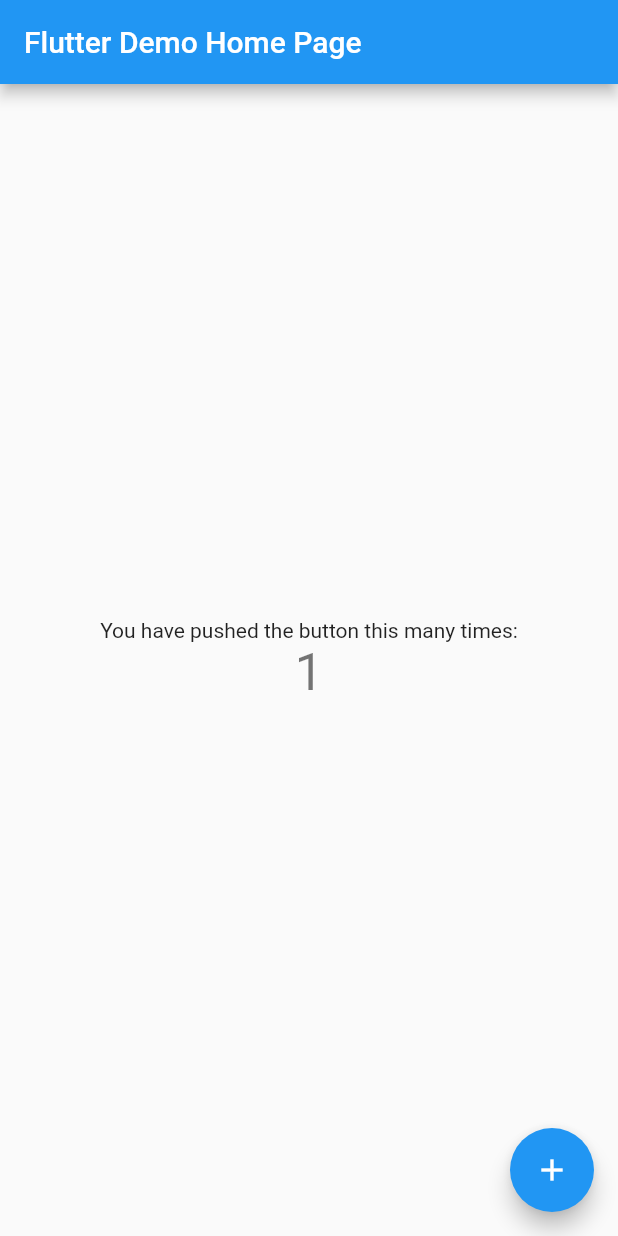
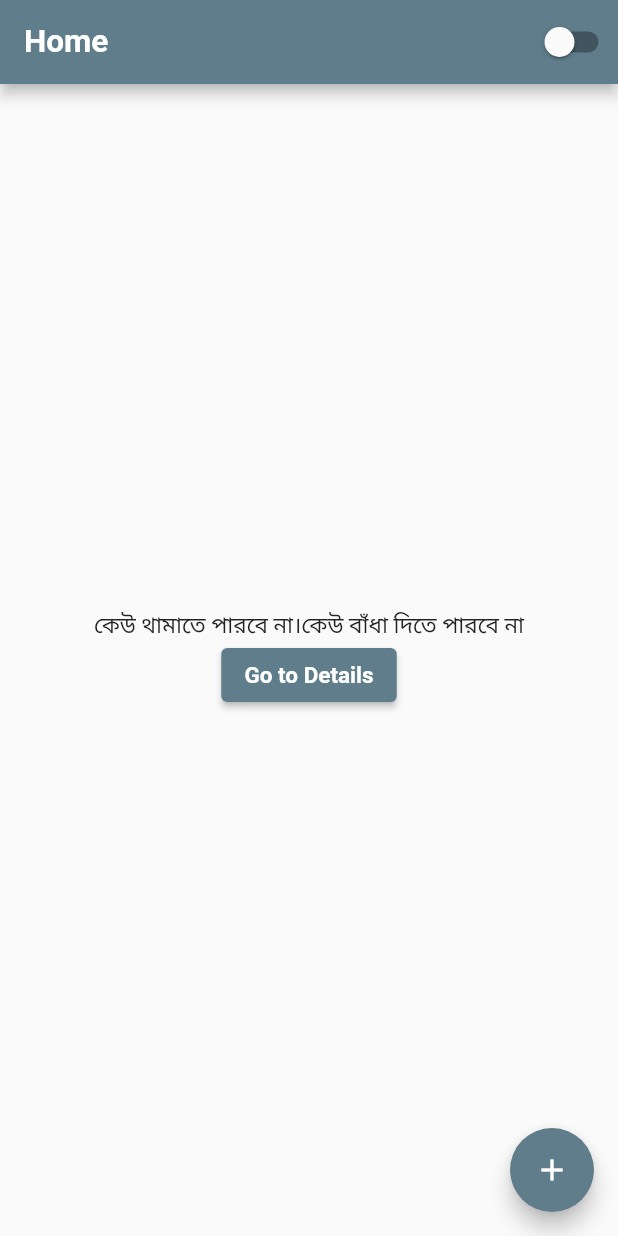
Before and after one commit to abir-1621/mess_manager, a Flutter app: the screen it shows after launch, after a tap on the "add" icon, on a phone screen of 412 x 824 dp. Run offline on Flutter 3.47's test engine with Material 2 defaults, Android fonts, the phone set to English and light mode, and no system bars; our stand-ins replace easy_localization, go_router; generated files the repository leaves out were written again.

```diff
--- /dev/null
+++ b/assets/translations/bn-BD.json
@@ -0,0 +1,3 @@
+{
+  "homepage_body_txt": "কেউ থামাতে পারবে না।কেউ বাঁধা দিতে পারবে না"
+}
--- /dev/null
+++ b/assets/translations/en-US.json
@@ -0,0 +1,4 @@
+{
+  "homepage_body_txt": "This is a beginning of a new era!! nothing can stop us"
+
+}
--- a/lib/main.dart
+++ b/lib/main.dart
@@ -1,115 +1,53 @@
+import 'package:easy_localization/easy_localization.dart';
 import 'package:flutter/material.dart';
+import 'package:go_router/go_router.dart';
+import 'package:mess_manager/res/localization/localization_value.dart';
+import 'package:mess_manager/res/theme/theme_manager.dart';
+import 'package:mess_manager/res/theme/theme_type.dart';
 
-void main() {
-  runApp(const MyApp());
+import 'package:mess_manager/utils/router.dart';
+import 'package:provider/provider.dart';
+
+void main() async {
+  WidgetsFlutterBinding.ensureInitialized();
+  await EasyLocalization.ensureInitialized();
+  runApp(
+    EasyLocalization(
+      supportedLocales: LocalizationProvider().supportedLang,
+      path: "assets/translations",
+      saveLocale: true,
+      fallbackLocale: const Locale('en', 'US'),
+      useFallbackTranslations: true,
+      child: MultiProvider(
+        providers: [
+          ChangeNotifierProvider(
+            create: (context) => ThemeManager(),
+          ),
+          ChangeNotifierProvider(
+            create: (context) => LocalizationProvider(),
+          )
+        ],
+        child: MyApp(),
+      ),
+    ),
+  );
 }
 
 class MyApp extends StatelessWidget {
-  const MyApp({Key? key}) : super(key: key);
+  MyApp({Key? key}) : super(key: key);
 
   // This widget is the root of your application.
   @override
   Widget build(BuildContext context) {
-    return MaterialApp(
+    return MaterialApp.router(
+      localizationsDelegates: context.localizationDelegates,
+      supportedLocales: context.supportedLocales,
+      locale: context.locale,
       title: 'Flutter Demo',
-      theme: ThemeData(
-        // This is the theme of your application.
-        //
-        // Try running your application with "flutter run". You'll see the
-        // application has a blue toolbar. Then, without quitting the app, try
-        // changing the primarySwatch below to Colors.green and then invoke
-        // "hot reload" (press "r" in the console where you ran "flutter run",
-        // or simply save your changes to "hot reload" in a Flutter IDE).
-        // Notice that the counter didn't reset back to zero; the application
-        // is not restarted.
-        primarySwatch: Colors.blue,
-      ),
-      home: const MyHomePage(title: 'Flutter Demo Home Page'),
+      theme: lightTheme,
+      darkTheme: darkTheme,
+      themeMode: context.watch<ThemeManager>().themeMode,
+      routerConfig: routerConfig,
     );
   }
 }
-
-class MyHomePage extends StatefulWidget {
-  const MyHomePage({Key? key, required this.title}) : super(key: key);
-
-  // This widget is the home page of your application. It is stateful, meaning
-  // that it has a State object (defined below) that contains fields that affect
-  // how it looks.
-
-  // This class is the configuration for the state. It holds the values (in this
-  // case the title) provided by the parent (in this case the App widget) and
-  // used by the build method of the State. Fields in a Widget subclass are
-  // always marked "final".
-
-  final String title;
-
-  @override
-  State<MyHomePage> createState() => _MyHomePageState();
-}
-
-class _MyHomePageState extends State<MyHomePage> {
-  int _counter = 0;
-
-  void _incrementCounter() {
-    setState(() {
-      // This call to setState tells the Flutter framework that something has
-      // changed in this State, which causes it to rerun the build method below
-      // so that the display can reflect the updated values. If we changed
-      // _counter without calling setState(), then the build method would not be
-      // called again, and so nothing would appear to happen.
-      _counter++;
-    });
-  }
-
-  @override
-  Widget build(BuildContext context) {
-    // This method is rerun every time setState is called, for instance as done
-    // by the _incrementCounter method above.
-    //
-    // The Flutter framework has been optimized to make rerunning build methods
-    // fast, so that you can just rebuild anything that needs updating rather
-    // than having to individually change instances of widgets.
-    return Scaffold(
-      appBar: AppBar(
-        // Here we take the value from the MyHomePage object that was created by
-        // the App.build method, and use it to set our appbar title.
-        title: Text(widget.title),
-      ),
-      body: Center(
-        // Center is a layout widget. It takes a single child and positions it
-        // in the middle of the parent.
-        child: Column(
-          // Column is also a layout widget. It takes a list of children and
-          // arranges them vertically. By default, it sizes itself to fit its
-          // children horizontally, and tries to be as tall as its parent.
-          //
-          // Invoke "debug painting" (press "p" in the console, choose the
-          // "Toggle Debug Paint" action from the Flutter Inspector in Android
-          // Studio, or the "Toggle Debug Paint" command in Visual Studio Code)
-          // to see the wireframe for each widget.
-          //
-          // Column has various properties to control how it sizes itself and
-          // how it positions its children. Here we use mainAxisAlignment to
-          // center the children vertically; the main axis here is the vertical
-          // axis because Columns are vertical (the cross axis would be
-          // horizontal).
-          mainAxisAlignment: MainAxisAlignment.center,
-          children: <Widget>[
-            const Text(
-              'You have pushed the button this many times:',
-            ),
-            Text(
-              '$_counter',
-              style: Theme.of(context).textTheme.headline4,
-            ),
-          ],
-        ),
-      ),
-      floatingActionButton: FloatingActionButton(
-        onPressed: _incrementCounter,
-        tooltip: 'Increment',
-        child: const Icon(Icons.add),
-      ), // This trailing comma makes auto-formatting nicer for build methods.
-    );
-  }
-}
--- /dev/null
+++ b/lib/res/localization/localization_value.dart
@@ -0,0 +1,17 @@
+import 'package:flutter/cupertino.dart';
+
+class LocalizationProvider extends ChangeNotifier {
+  Locale _currentLang = const Locale('bn', 'BD');
+
+  Locale get currentLang => _currentLang;
+
+  List<Locale> supportedLang = const [
+    Locale('bn', 'BD'),
+    Locale('en', 'US'),
+  ];
+
+  void changeLang(isBn) {
+    _currentLang = isBn ? const Locale('bn', 'BD') : const Locale('en', 'US');
+    notifyListeners();
+  }
+}
--- /dev/null
+++ b/lib/res/theme/theme_manager.dart
@@ -0,0 +1,13 @@
+import 'package:flutter/material.dart';
+
+class ThemeManager with ChangeNotifier {
+  ThemeMode _themeMode = ThemeMode.light;
+
+  get themeMode => _themeMode;
+
+  void toggleTheme(bool isDark) {
+    print("working");
+    _themeMode = isDark ? ThemeMode.dark : ThemeMode.light;
+    notifyListeners();
+  }
+}
--- /dev/null
+++ b/lib/res/theme/theme_type.dart
@@ -0,0 +1,11 @@
+import 'package:flutter/material.dart';
+
+ThemeData lightTheme = ThemeData(
+  brightness: Brightness.light,
+  primarySwatch: Colors.blueGrey,
+);
+
+ThemeData darkTheme = ThemeData(
+  brightness: Brightness.dark,
+  primarySwatch: Colors.blueGrey,
+);
--- /dev/null
+++ b/lib/utils/router.dart
@@ -0,0 +1,25 @@
+import 'package:flutter/cupertino.dart';
+import 'package:go_router/go_router.dart';
+
+import '../views/home/details_screen.dart';
+import '../views/home/home_screen.dart';
+
+/// The route configuration.
+final GoRouter routerConfig = GoRouter(
+  routes: <RouteBase>[
+    GoRoute(
+      path: '/',
+      builder: (BuildContext context, GoRouterState state) {
+        return const MyHomePage(title: "Home");
+      },
+      routes: <RouteBase>[
+        GoRoute(
+          path: 'details',
+          builder: (BuildContext context, GoRouterState state) {
+            return const DetailsScreen();
+          },
+        ),
+      ],
+    ),
+  ],
+);
--- /dev/null
+++ b/lib/views/home/details_screen.dart
@@ -0,0 +1,20 @@
+import 'package:flutter/cupertino.dart';
+import 'package:flutter/material.dart';
+
+class DetailsScreen extends StatefulWidget {
+  const DetailsScreen({Key? key}) : super(key: key);
+
+  @override
+  State<DetailsScreen> createState() => _DetailsScreenState();
+}
+
+class _DetailsScreenState extends State<DetailsScreen> {
+  @override
+  Widget build(BuildContext context) {
+    return Scaffold(
+      appBar: AppBar(
+        title: const Text("details"),
+      ),
+    );
+  }
+}
--- /dev/null
+++ b/lib/views/home/home_screen.dart
@@ -0,0 +1,73 @@
+import 'package:easy_localization/easy_localization.dart';
+import 'package:flutter/material.dart';
+import 'package:provider/provider.dart';
+
+import '../../res/theme/theme_manager.dart';
+import 'package:mess_manager/translations/locale_keys.g.dart';
+import 'package:go_router/go_router.dart';
+
+class MyHomePage extends StatefulWidget {
+  const MyHomePage({Key? key, required this.title}) : super(key: key);
+
+  final String title;
+
+  @override
+  State<MyHomePage> createState() => _MyHomePageState();
+}
+
+class _MyHomePageState extends State<MyHomePage> {
+  bool isDarkMode = false;
+
+  @override
+  Widget build(BuildContext context) {
+    return Scaffold(
+      appBar: AppBar(
+        title: Text(widget.title),
+        actions: [
+          Switch(
+            value: isDarkMode,
+            onChanged: (isDark) {
+              context.read<ThemeManager>().toggleTheme(isDark);
+              setState(() {
+                isDarkMode = !isDarkMode;
+              });
+            },
+          ),
+        ],
+      ),
+      body: Center(
+        child: Column(
+          mainAxisAlignment: MainAxisAlignment.center,
+          children: <Widget>[
+            const Text(LocaleKeys.homepage_body_txt).tr(),
+            ElevatedButton(
+              onPressed: () {
+                context.go('/details');
+              },
+              child: const Text("Go to Details"),
+            ),
+          ],
+        ),
+      ),
+      floatingActionButton: FloatingActionButton(
+        onPressed: () {
+          changeLanguage(context);
+        },
+        tooltip: 'Increment',
+        child: const Icon(Icons.add),
+      ), // This trailing comma makes auto-formatting nicer for build methods.
+    );
+  }
+
+  void changeLanguage(BuildContext context) {
+    if (context.locale == const Locale('bn', 'BD')) {
+      context.setLocale(
+        const Locale('en', 'US'),
+      );
+    } else {
+      context.setLocale(
+        const Locale('bn', 'BD'),
+      );
+    }
+  }
+}
```
Also changed, not shown: pubspec.yaml (+9 -3 lines), pubspec.lock, 1 other file.
